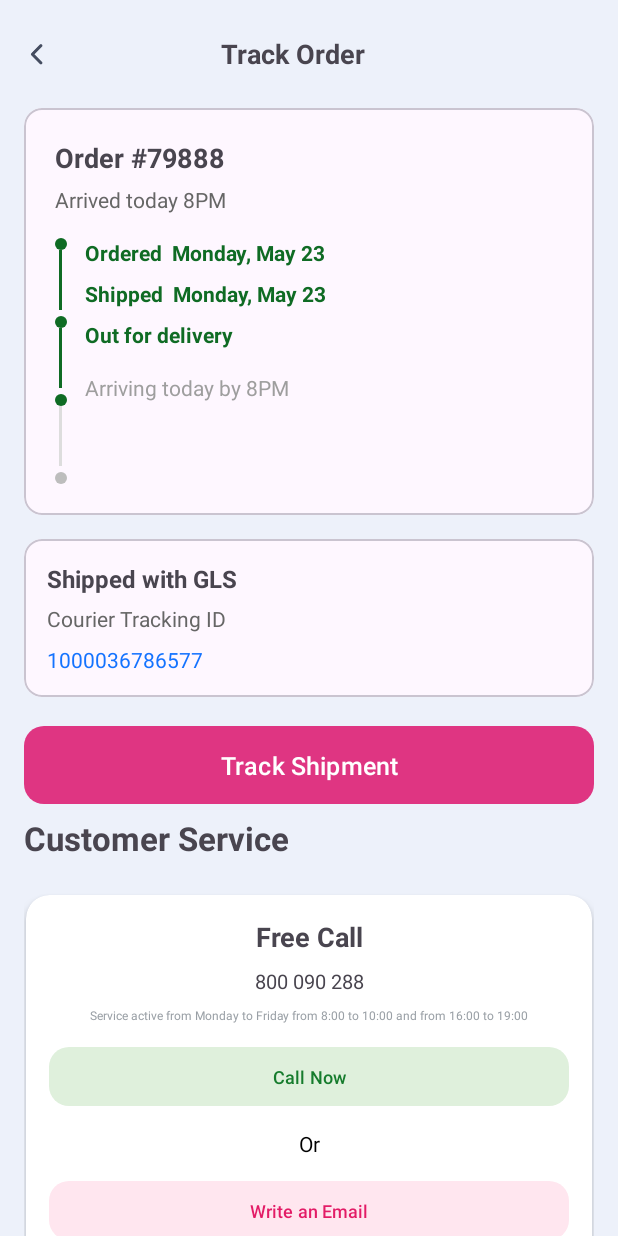
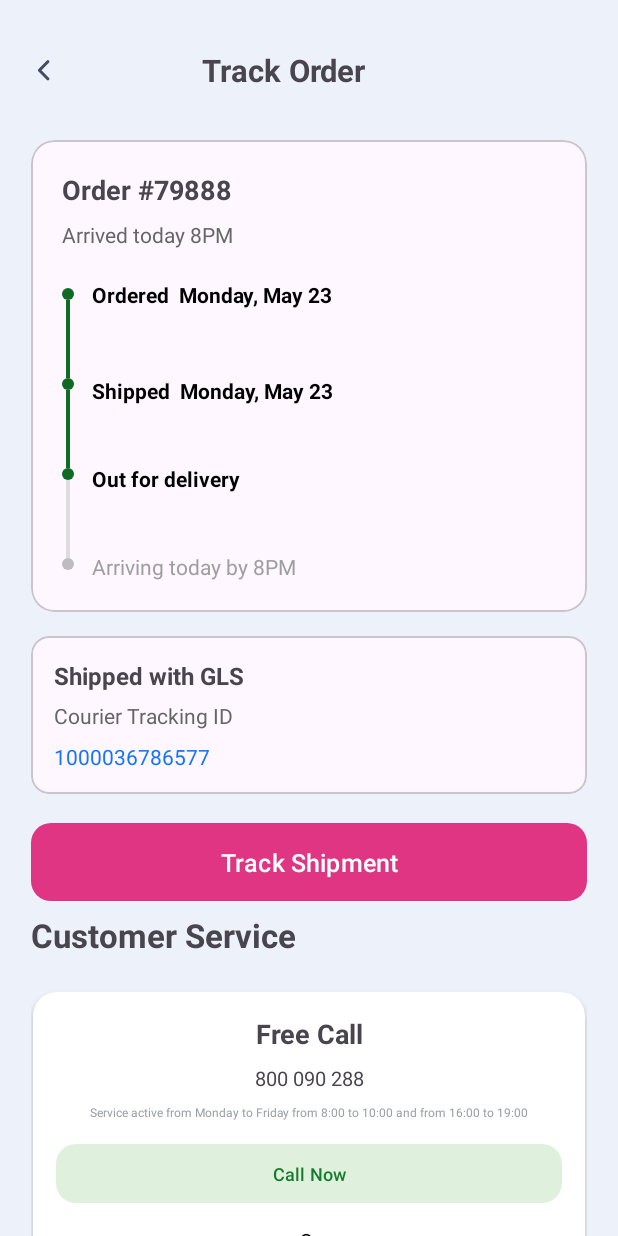
Before and after one commit to hafizanser/bioceuticamilano_android, an Android app: the screen it shows after launch (TrackOrderActivity), on a phone screen of 412 x 824 dp. Run offline under Robolectric (Android 15) with nearby library versions, the phone set to English and light mode, and no system bars; our stand-ins replace sdp/ssp sizes.

Commit message:
Update Track Status View

```diff
--- a/app/src/main/java/com/bioceuticamilano/TrackOrderActivity.kt
+++ b/app/src/main/java/com/bioceuticamilano/TrackOrderActivity.kt
@@ -63,13 +63,14 @@ class TrackOrderActivity : AppCompatActivity() {
         val inactiveColor = ContextCompat.getColor(this, R.color.track_inactive)
         val activeLineColor = ContextCompat.getColor(this, R.color.track_line_active)
         val inactiveLineColor = ContextCompat.getColor(this, R.color.track_line_inactive)
+        val activeStageColor = ContextCompat.getColor(this, R.color.black)
 
         for (i in dots.indices) {
             val dot = dots[i]
             val text = texts[i]
             if (i <= step) {
                 dot.setBackgroundResource(R.drawable.track_dot_active)
-                text.setTextColor(activeColor)
+                text.setTextColor(activeStageColor)
             } else {
                 dot.setBackgroundResource(R.drawable.track_dot_inactive)
                 text.setTextColor(inactiveColor)
--- a/app/src/main/res/layout/activity_track_order.xml
+++ b/app/src/main/res/layout/activity_track_order.xml
@@ -11,7 +11,7 @@
         android:layout_width="match_parent"
         android:layout_height="wrap_content"
         android:orientation="vertical"
-        android:padding="16dp">
+        android:padding="@dimen/_16sdp">
 
         <LinearLayout
             android:layout_width="match_parent"
@@ -34,11 +34,11 @@
                 android:text="Track Order"
                 android:gravity="center"
                 android:textStyle="bold"
-                android:textSize="18sp" />
+                android:textSize="@dimen/_16ssp" />
 
             <View
-                android:layout_width="40dp"
-                android:layout_height="40dp" />
+                android:layout_width="@dimen/_40sdp"
+                android:layout_height="@dimen/_40sdp" />
 
         </LinearLayout>
 
@@ -46,8 +46,8 @@
         <com.google.android.material.card.MaterialCardView
             android:layout_width="match_parent"
             android:layout_height="wrap_content"
-            android:layout_marginTop="16dp"
-            app:cardCornerRadius="12dp"
+            android:layout_marginTop="@dimen/_16sdp"
+            app:cardCornerRadius="@dimen/_12sdp"
             android:padding="@dimen/_16sdp">
 
             <LinearLayout
@@ -62,7 +62,7 @@
                     android:layout_height="wrap_content"
                     android:text="Order #79888"
                     android:textStyle="bold"
-                    android:textSize="18sp" />
+                    android:textSize="@dimen/_14ssp" />
 
                 <TextView
                     android:id="@+id/tvEta"
@@ -70,14 +70,14 @@
                     android:layout_height="wrap_content"
                     android:text="Arrived today 8PM"
                     android:textColor="#666"
-                    android:layout_marginTop="6dp" />
+                    android:layout_marginTop="@dimen/_6sdp" />
 
                 <!-- timeline -->
                 <LinearLayout
                     android:layout_width="match_parent"
                     android:layout_height="wrap_content"
                     android:orientation="horizontal"
-                    android:layout_marginTop="16dp">
+                    android:layout_marginTop="@dimen/_16sdp">
 
                     <LinearLayout
                         android:layout_width="wrap_content"
@@ -87,47 +87,45 @@
 
                         <View
                             android:id="@+id/dot1"
-                            android:layout_width="8dp"
-                            android:layout_height="8dp"
+                            android:layout_width="@dimen/_8sdp"
+                            android:layout_height="@dimen/_8sdp"
+                            android:layout_marginTop="@dimen/_4sdp"
                             android:background="@drawable/track_dot_active" />
 
                         <View
                             android:id="@+id/line1"
-                            android:layout_width="2dp"
-                            android:layout_height="40dp"
+                            android:layout_width="@dimen/_2sdp"
+                            android:layout_height="@dimen/_40sdp"
                             android:background="@color/track_line_active" />
 
                         <View
                             android:id="@+id/dot2"
-                            android:layout_width="8dp"
-                            android:layout_height="8dp"
-                            android:layout_marginTop="4dp"
+                            android:layout_width="@dimen/_8sdp"
+                            android:layout_height="@dimen/_8sdp"
                             android:background="@drawable/track_dot_active" />
 
                         <View
                             android:id="@+id/line2"
-                            android:layout_width="2dp"
-                            android:layout_height="40dp"
+                            android:layout_width="@dimen/_2sdp"
+                            android:layout_height="@dimen/_40sdp"
                             android:background="@color/track_line_active" />
 
                         <View
                             android:id="@+id/dot3"
-                            android:layout_width="8dp"
-                            android:layout_height="8dp"
-                            android:layout_marginTop="4dp"
+                            android:layout_width="@dimen/_8sdp"
+                            android:layout_height="@dimen/_8sdp"
                             android:background="@drawable/track_dot_active" />
 
                         <View
                             android:id="@+id/line3"
-                            android:layout_width="2dp"
-                            android:layout_height="40dp"
+                            android:layout_width="@dimen/_2sdp"
+                            android:layout_height="@dimen/_40sdp"
                             android:background="@color/track_line_inactive" />
 
                         <View
                             android:id="@+id/dot4"
-                            android:layout_width="8dp"
-                            android:layout_height="8dp"
-                            android:layout_marginTop="4dp"
+                            android:layout_width="@dimen/_8sdp"
+                            android:layout_height="@dimen/_8sdp"
                             android:background="@drawable/track_dot_inactive" />
 
                     </LinearLayout>
@@ -153,7 +151,8 @@
                             android:layout_height="wrap_content"
                             android:text="Shipped  Monday, May 23"
                             android:textStyle="bold"
-                            android:layout_marginBottom="8dp" />
+                            android:layout_marginTop="@dimen/_28sdp"
+                           />
 
                         <TextView
                             android:id="@+id/tvStep3"
@@ -161,7 +160,8 @@
                             android:layout_height="wrap_content"
                             android:text="Out for delivery"
                             android:textStyle="bold"
-                            android:layout_marginBottom="8dp" />
+                            android:layout_marginTop="@dimen/_30sdp"
+                            />
 
                         <TextView
                             android:id="@+id/tvStep4"
@@ -169,7 +169,7 @@
                             android:layout_height="wrap_content"
                             android:text="Arriving today by 8PM"
                             android:textColor="#888"
-                            android:layout_marginTop="8dp" />
+                            android:layout_marginTop="@dimen/_30sdp" />
 
                     </LinearLayout>
 
```
